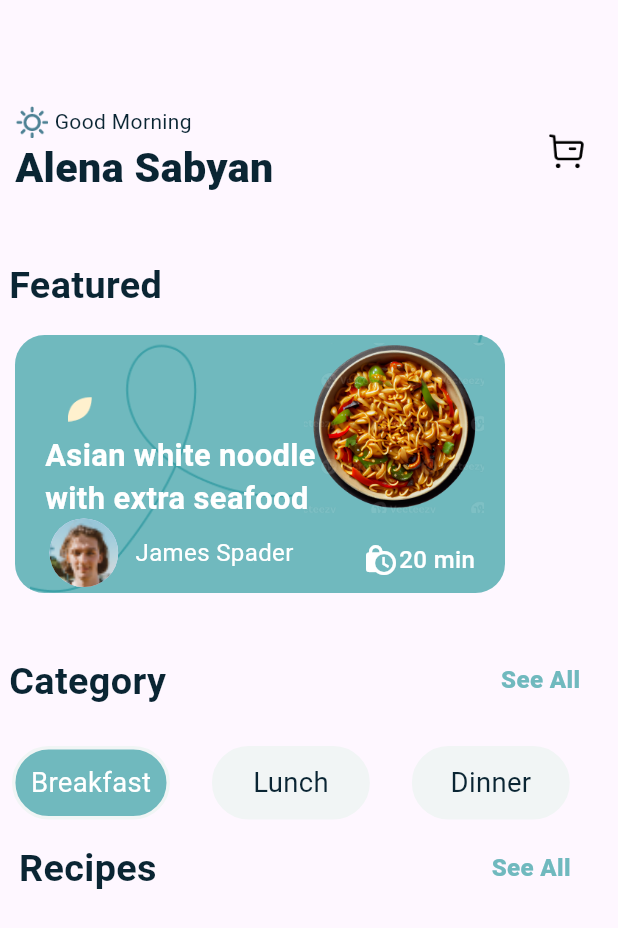
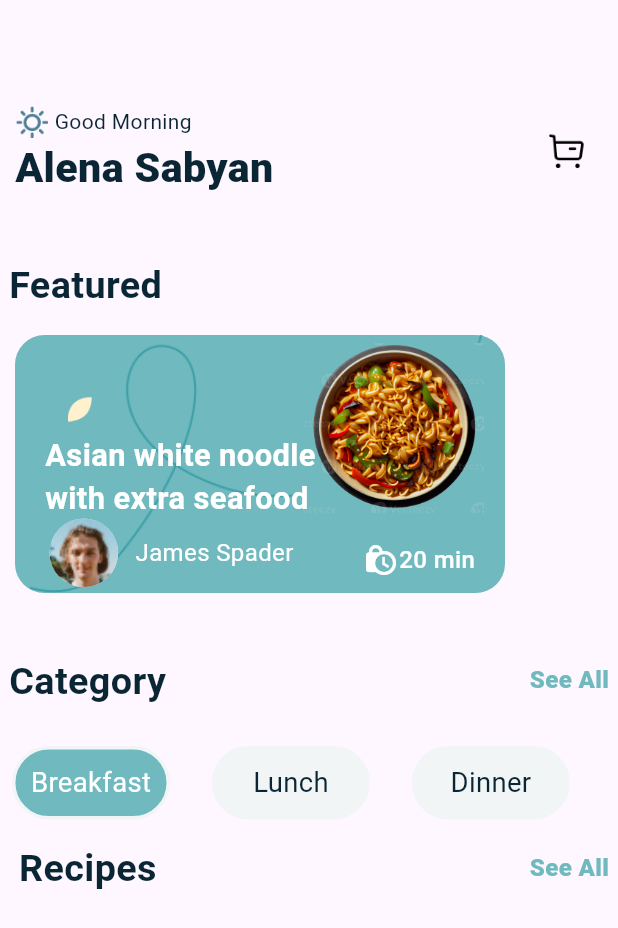
Before and after one commit to Rostomgh/dev_challenge_2, a Flutter app: the HomeScreen screen opened by its route, on a phone screen of 412 x 824 dp. Shown: the top 928 px of the screen. Run offline on Flutter 3.47's test engine with Material 3 defaults, Android fonts, the phone set to English and light mode, and no system bars; our stand-ins replace bloc, flutter_bloc, flutter_screenutil, responsive_grid.

```diff
--- a/lib/features/DetailsScreen/DetailesScreen.dart
+++ b/lib/features/DetailsScreen/DetailesScreen.dart
@@ -23,7 +23,10 @@ class _DetailsState extends State<DetailsScreen> {
               AppAssets.details,
             ),
           ),
-          Positioned.fill(child: MyDraggableSheet(child:CustomBottomSheet() ))
+          Positioned.fill(
+
+
+            child: MyDraggableSheet(child:CustomBottomSheet() ))
 
         ]),
       ),
--- a/lib/features/home/Widget/CustomNameSection.dart
+++ b/lib/features/home/Widget/CustomNameSection.dart
@@ -4,8 +4,9 @@ import 'package:flutter_screenutil/flutter_screenutil.dart';
 
 class CustomNameSection extends StatelessWidget {
   final String NSection;
-  final String ? tit;
-  const CustomNameSection({super.key, required this.NSection,  this.tit});
+  final String? tit;
+
+  const CustomNameSection({super.key, required this.NSection, this.tit});
 
   @override
   Widget build(BuildContext context) {
@@ -13,21 +14,25 @@ class CustomNameSection extends StatelessWidget {
       padding: const EdgeInsets.all(6.0),
       child: Row(
         children: [
-          Text(NSection,
+          Expanded(
+            child: Text(
+              NSection,
               style: TextStyle(
-                  fontSize: 22.sp,
-                  fontWeight: FontWeight.bold,
-                  color: AppColors.textColor)),
-          SizedBox(
-            width: 195.w,
+                fontSize: 22.sp,
+                fontWeight: FontWeight.bold,
+                color: AppColors.textColor,
+              ),
+            ),
           ),
-          Text(
-            tit!,
-            style: TextStyle(
+          if (tit != null)
+            Text(
+              tit!,
+              style: TextStyle(
                 color: AppColors.primaryColor,
                 fontWeight: FontWeight.w800,
-                fontSize: 14.sp),
-          )
+                fontSize: 14.sp,
+              ),
+            ),
         ],
       ),
     );
```
Also changed, not shown: lib/features/DetailsScreen/Widget/CustomBuildBottomSheet.dart (+19 -10 lines).
